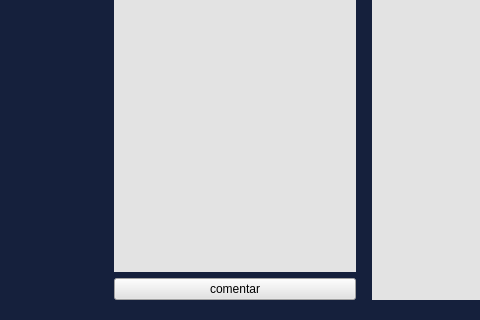
The window that Ui/contentPage.ui (rmungar/PersistenciaDIN) describes before a commit, drawn with Qt 5; both pictures show x 0 to 480 and y 501 to 821 of the 903 by 821 pixel window.
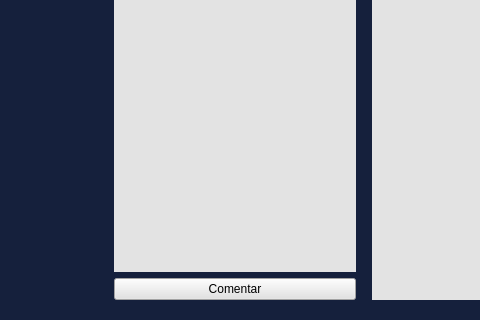
The same window after the commit. Icons and pictures are not drawn.

What changed in the file:
```diff
--- a/Ui/contentPage.ui
+++ b/Ui/contentPage.ui
@@ -305,7 +305,7 @@
 font: 14pt &quot;Segoe UI Symbol&quot;;</string>
              </property>
              <property name="text">
-              <string>comentar</string>
+              <string>Comentar</string>
              </property>
             </widget>
            </item>
```
